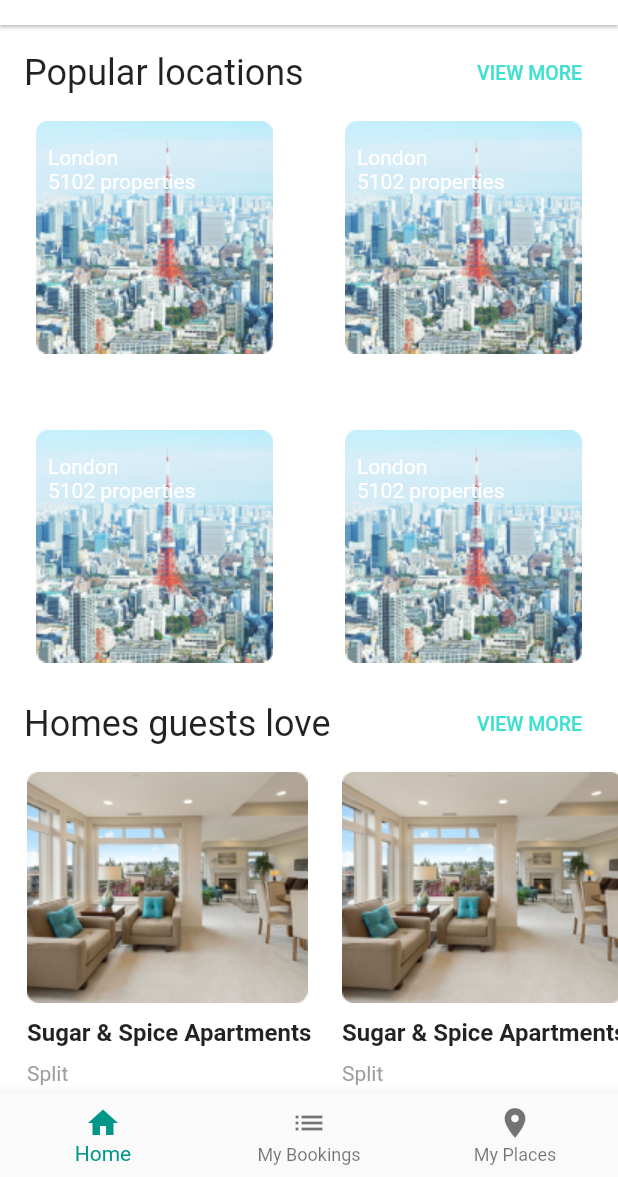
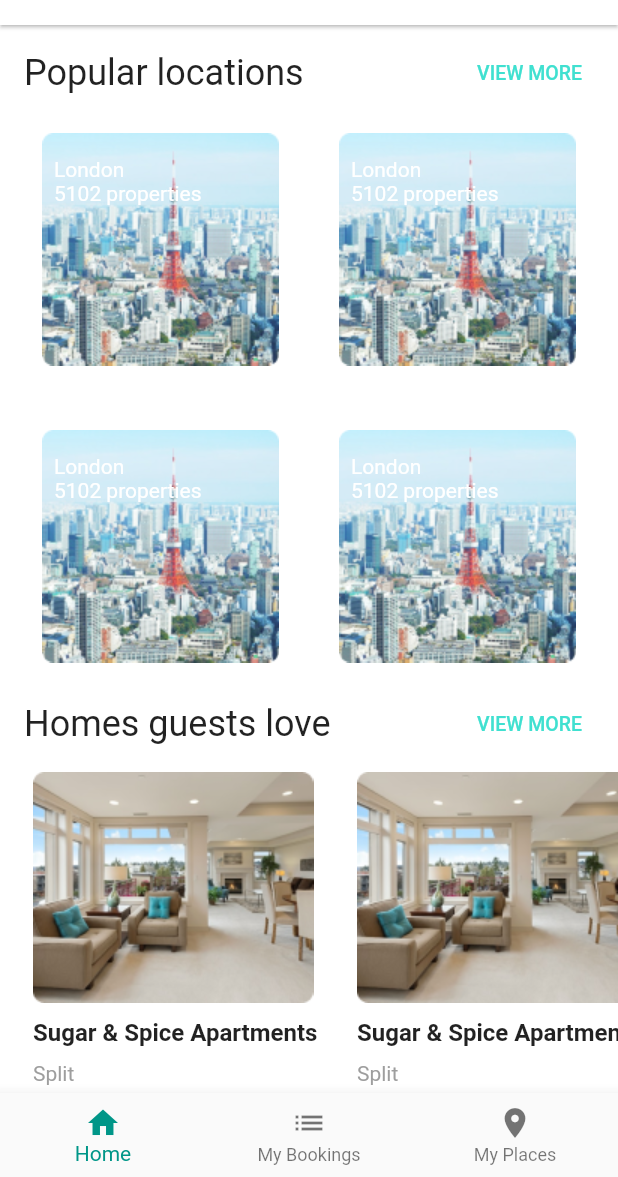
Before and after one commit to apptonio/staycation, a Flutter app: the screen it shows after launch, on a phone screen of 412 x 824 dp, the part 59-1236 px from its top. Run offline on Flutter 3.47's test engine with Material 2 defaults, Android fonts, the phone set to English and light mode, and no system bars; our stand-ins replace dio, google_fonts.

Commit message:
fix cards padding

```diff
--- a/lib/http.dart
+++ b/lib/http.dart
@@ -13,6 +13,7 @@ class HTTP {
   late Dio client;
   HTTP() {
     client = Dio(BaseOptions(
+      // ignore: todo
       //TODO: replace with real backend url
       baseUrl: 'backendUrl',
       receiveDataWhenStatusError: true,
--- a/lib/screens/home-screen/widgets/homes_guests_love.dart
+++ b/lib/screens/home-screen/widgets/homes_guests_love.dart
@@ -17,13 +17,13 @@ class HomesGuestsLove extends StatelessWidget {
                 child: Row(
                   children: const [
                     // I found it easier to add SizedBoxes, instead of padding
-                    SizedBox(width: 18),
+                    SizedBox(width: 22),
                     HomeCard(),
-                    SizedBox(width: 10),
+                    SizedBox(width: 16),
                     HomeCard(),
-                    SizedBox(width: 10),
+                    SizedBox(width: 16),
                     HomeCard(),
-                    SizedBox(width: 10),
+                    SizedBox(width: 16),
                     HomeCard()
                   ],
                 ))),
--- a/lib/screens/home-screen/widgets/popular_locations.dart
+++ b/lib/screens/home-screen/widgets/popular_locations.dart
@@ -14,7 +14,9 @@ class PopularLocations extends StatelessWidget {
           height: 370,
           child: GridView.count(
             crossAxisCount: 2,
-            primary: true,
+            padding: const EdgeInsets.all(8.0),
+            physics: const NeverScrollableScrollPhysics(),
+            shrinkWrap: true,
             children: const [
               LocationStack(),
               LocationStack(),
--- a/lib/theme.dart
+++ b/lib/theme.dart
@@ -1,4 +1,4 @@
-import 'dart:ui';
+//import 'dart:ui';
 
 import 'package:flutter/material.dart';
 import 'package:google_fonts/google_fonts.dart';
```
